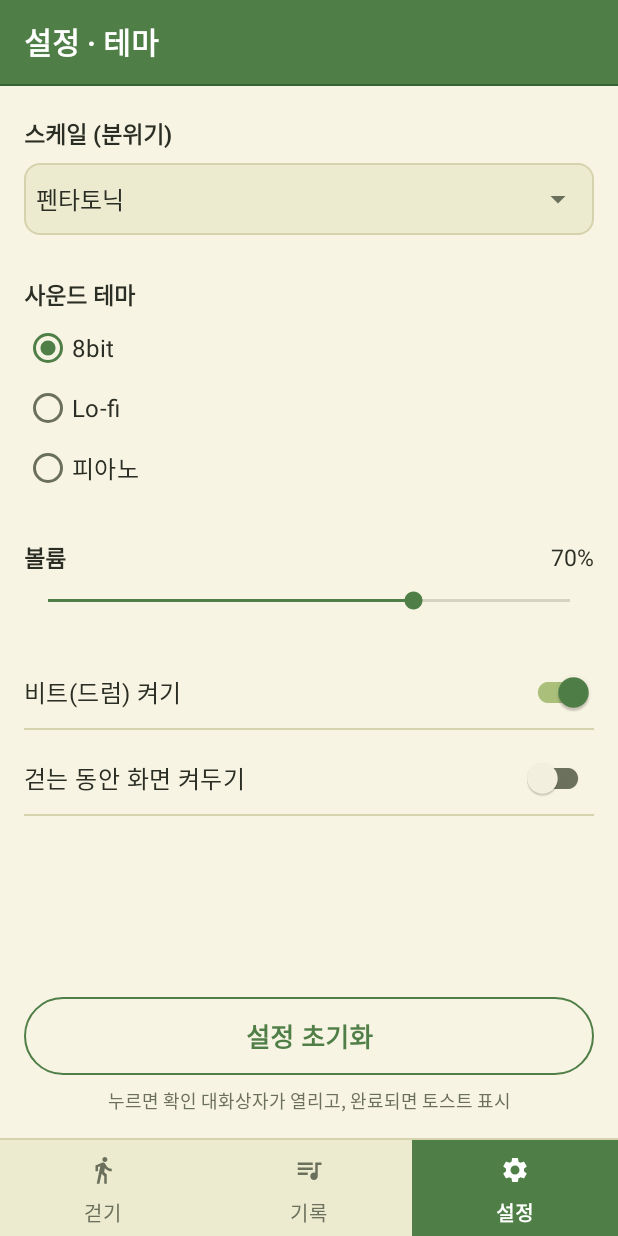
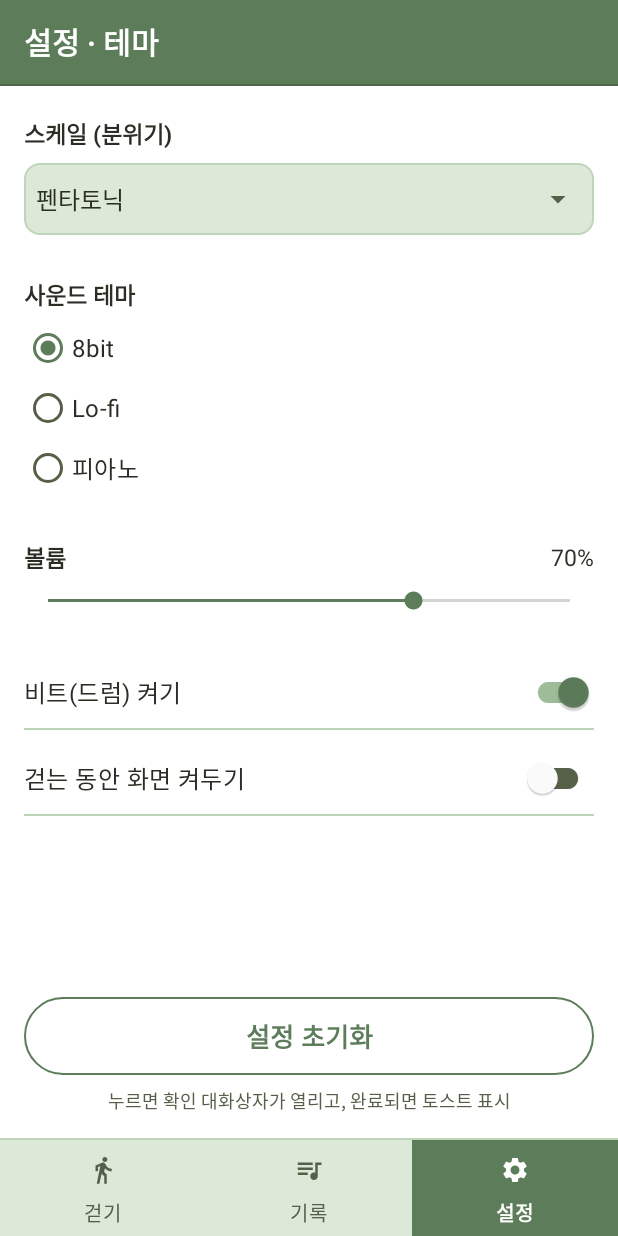
Before and after one commit to muonnon/Balmatchum, an Android app: the SettingsActivity screen opened directly, with no data from a screen before it, on a phone screen of 412 x 824 dp. Run offline under Robolectric (Android 15) with nearby library versions, the phone set to English and light mode, and no system bars.

Commit message:
style: 앱 색상을 흰 배경과 연한 회녹색 팔레트로 변경

```diff
--- a/app/src/main/res/color/switch_thumb.xml
+++ b/app/src/main/res/color/switch_thumb.xml
@@ -1,7 +1,7 @@
 <?xml version="1.0" encoding="utf-8"?>
 <!-- 스위치의 동그란 손잡이(thumb) 색 (SwitchCompat의 app:thumbTint에 사용)
      - 켜짐(state_checked): 주 색(녹색)
-     - 꺼짐: 아이보리 배경색 (회색 트랙 위에 밝은 동그라미) -->
+     - 꺼짐: 흰 배경색 (반투명한 회녹색 트랙 위에 흰 동그라미) -->
 <selector xmlns:android="http://schemas.android.com/apk/res/android">
     <item android:color="@color/bal_primary" android:state_checked="true" />
     <item android:color="@color/bal_background" />
--- a/app/src/main/res/color/switch_track.xml
+++ b/app/src/main/res/color/switch_track.xml
@@ -2,7 +2,7 @@
 <!-- 스위치의 길쭉한 막대(track) 색 (SwitchCompat의 app:trackTint에 사용)
      - 켜짐: 연한 보조 녹색 → 진한 녹색 손잡이가 잘 보임
      - 꺼짐: 보조 글자색. SwitchCompat는 트랙을 자동으로 반투명하게 그려서 실제로는 연한 회녹색으로 보임.
-             (처음엔 테두리 색 bal_outline을 썼는데, 반투명해지니 아이보리 배경에 거의 묻혀서
+             (처음엔 테두리 색 bal_outline을 썼는데, 반투명해지니 밝은 배경에 거의 묻혀서
               꺼진 스위치가 잘 안 보였음 → 한 단계 진한 색으로 바꿈) -->
 <selector xmlns:android="http://schemas.android.com/apk/res/android">
     <item android:color="@color/bal_secondary" android:state_checked="true" />
--- a/app/src/main/res/drawable/bg_panel.xml
+++ b/app/src/main/res/drawable/bg_panel.xml
@@ -4,6 +4,6 @@
 <shape xmlns:android="http://schemas.android.com/apk/res/android"
     android:shape="rectangle">
     <corners android:radius="16dp" />
-    <!-- bal_surface: 화면 배경(bal_background)보다 살짝 진한 베이지 녹색 -->
+    <!-- bal_surface: 화면 배경(bal_background)보다 살짝 진한 연한 회녹색 -->
     <solid android:color="@color/bal_surface" />
 </shape>
--- a/app/src/main/res/layout/activity_main.xml
+++ b/app/src/main/res/layout/activity_main.xml
@@ -13,7 +13,7 @@
          fitsSystemWindows 때문에 이 FrameLayout은 상태바·내비게이션바 높이만큼 안쪽 여백을 가져요.
          Android 15+에서는 앱이 상태바 뒤까지 그려지므로, 그 여백 부분에 이 배경색이 보여서 "상태바 색"이 돼요. -->
 
-<!-- 안쪽 내용 전체의 배경 = 화면 배경색(아이보리) -->
+<!-- 안쪽 내용 전체의 배경 = 화면 배경색(흰색) -->
 <LinearLayout
     android:layout_width="match_parent"
     android:layout_height="match_parent"
@@ -77,7 +77,7 @@
             android:background="@drawable/bg_panel" />
 
         <!-- 4. 큰 BPM 숫자 (72sp 굵게). includeFontPadding=false: 큰 글자 위아래의 쓸데없는 여백을 줄임.
-             글자색은 본문색(bal_text): 아이보리 배경 위에서 가장 또렷하게 보이는 색 -->
+             글자색은 본문색(bal_text): 흰 배경 위에서 가장 또렷하게 보이는 색 -->
         <TextView
             android:id="@+id/tvBpm"
             android:layout_width="match_parent"
--- a/app/src/main/res/layout/activity_settings.xml
+++ b/app/src/main/res/layout/activity_settings.xml
@@ -12,7 +12,7 @@
          fitsSystemWindows 때문에 이 FrameLayout은 상태바·내비게이션바 높이만큼 안쪽 여백을 가져요.
          Android 15+에서는 앱이 상태바 뒤까지 그려지므로, 그 여백 부분에 이 배경색이 보여서 "상태바 색"이 돼요. -->
 
-<!-- 안쪽 내용 전체의 배경 = 화면 배경색(아이보리) -->
+<!-- 안쪽 내용 전체의 배경 = 화면 배경색(흰색) -->
 <LinearLayout
     android:layout_width="match_parent"
     android:layout_height="match_parent"
@@ -159,7 +159,7 @@
 
         <!-- ───── 스위치 2개 (각 48dp + 아래 얇은 구분선) ───── -->
         <!-- SwitchCompat: 켜기/끄기 스위치. 글자(text)는 왼쪽, 스위치는 오른쪽.
-             thumbTint: 동그란 손잡이 색 (res/color/switch_thumb.xml: 켜짐 = 주 색, 꺼짐 = 아이보리)
+             thumbTint: 동그란 손잡이 색 (res/color/switch_thumb.xml: 켜짐 = 주 색, 꺼짐 = 흰색)
              trackTint: 길쭉한 막대 색  (res/color/switch_track.xml: 켜짐 = 보조 녹색, 꺼짐 = 보조 글자색) -->
         <androidx.appcompat.widget.SwitchCompat
             android:id="@+id/swBeat"
@@ -202,7 +202,7 @@
             android:minHeight="28dp" />
 
         <!-- ───── 설정 초기화: 가로 가득, 높이 52dp, 테두리만 있는 알약(cornerRadius 26dp = 높이 절반) ─────
-             배경이 투명한 버튼이라 흰 글자는 아이보리 배경에 묻힘 → 글자·테두리를 주 색(녹색)으로 칠함 -->
+             배경이 투명한 버튼이라 흰 글자는 흰 배경에 묻힘 → 글자·테두리를 주 색(녹색)으로 칠함 -->
         <com.google.android.material.button.MaterialButton
             android:id="@+id/btnReset"
             style="@style/Widget.Material3.Button.OutlinedButton"
--- a/app/src/main/res/layout/activity_song_list.xml
+++ b/app/src/main/res/layout/activity_song_list.xml
@@ -10,7 +10,7 @@
          fitsSystemWindows 때문에 이 FrameLayout은 상태바·내비게이션바 높이만큼 안쪽 여백을 가져요.
          Android 15+에서는 앱이 상태바 뒤까지 그려지므로, 그 여백 부분에 이 배경색이 보여서 "상태바 색"이 돼요. -->
 
-<!-- 안쪽 내용 전체의 배경 = 화면 배경색(아이보리) -->
+<!-- 안쪽 내용 전체의 배경 = 화면 배경색(흰색) -->
 <LinearLayout
     android:layout_width="match_parent"
     android:layout_height="match_parent"
--- a/app/src/main/res/layout/dialog_export_progress.xml
+++ b/app/src/main/res/layout/dialog_export_progress.xml
@@ -21,7 +21,9 @@
         android:textSize="15sp" />
 
     <!-- LinearProgressIndicator: Material의 가로 진행 막대.
-         max=100 → 0 ~ 100(%)으로 채움. indicatorColor = 채워진 부분(주 색), trackColor = 빈 부분(테두리 색)
+         max=100 → 0 ~ 100(%)으로 채움. indicatorColor = 채워진 부분(주 색),
+         trackColor = 빈 부분(res/color/progress_track.xml: 보조 글자색을 45%만 불투명하게.
+                      흰 배경에서 테두리 색은 너무 연해서 바꿨고, SeekBar의 빈 부분과 같은 느낌이 나요)
          trackCornerRadius: 막대 양 끝을 둥글게 (알약 모양 버튼들과 어울리게) -->
     <com.google.android.material.progressindicator.LinearProgressIndicator
         android:id="@+id/progressExport"
@@ -30,7 +32,7 @@
         android:layout_marginTop="16dp"
         android:max="100"
         app:indicatorColor="@color/bal_primary"
-        app:trackColor="@color/bal_outline"
+        app:trackColor="@color/progress_track"
         app:trackCornerRadius="4dp"
         app:trackThickness="8dp" />
 </LinearLayout>
--- a/app/src/main/res/values/colors.xml
+++ b/app/src/main/res/values/colors.xml
@@ -1,38 +1,48 @@
 <?xml version="1.0" encoding="utf-8"?>
-<!-- 앱 전체 색상 팔레트: "러닝 + 밝은 빈티지 녹색".
+<!-- 앱 전체 색상 팔레트: "흰 배경 + 연한 회녹색(세이지 그린)".
      레이아웃·drawable·테마·자바 코드는 #RRGGBB를 직접 쓰지 않고 여기 이름(@color/bal_xxx)만 참조해요.
      → 색을 바꾸고 싶으면 이 파일의 값만 고치면 앱 전체가 한꺼번에 바뀌어요.
-     자바 코드에서는 ContextCompat.getColor(context, R.color.bal_xxx)로 꺼내 써요. -->
+       (이번 팔레트 변경도 이 파일의 값만 바꿨고, 색 이름은 그대로 둬서 다른 파일은 고칠 필요가 없었어요)
+     자바 코드에서는 ContextCompat.getColor(context, R.color.bal_xxx)로 꺼내 써요.
+
+     밝기 순서(밝음 → 어두움): background(흰색) → surface → outline → secondary → primary → primary_dark
+     → 같은 녹색 계열을 단계별로 진하게 해서, 배경·표면·테두리·강조가 자연스럽게 구분되게 했어요. -->
 <resources>
-    <!-- 주 색(진한 녹색): 상단 바(Toolbar) 배경, 주 버튼(시작/다시 듣기) 배경, 선택된 하단 탭 칸,
-         비주얼라이저 가운데 점, BPM 그래프 선, 라디오·스위치·막대(SeekBar)의 켜진 색 -->
-    <color name="bal_primary">#4F7F47</color>
+    <!-- 주 색(차분한 회녹색): 상단 바(Toolbar) 배경, 주 버튼(시작/다시 듣기) 배경, 선택된 하단 탭 칸,
+         녹색 글자 버튼(내보내기 등 테두리 버튼의 글자·테두리), 비주얼라이저 가운데 점, BPM 그래프 선,
+         라디오·스위치 손잡이·막대(SeekBar)·진행 막대의 켜진(채워진) 색.
+         흰 글자를 올려도 잘 읽힐 만큼 진한 값으로 골랐어요. -->
+    <color name="bal_primary">#5C7C5A</color>
 
     <!-- 주 색보다 더 진한 녹색: 상태바 영역, 버튼을 누르고 있을 때(눌림 상태), 상단 바 아래 구분선 -->
-    <color name="bal_primary_dark">#386134</color>
+    <color name="bal_primary_dark">#4A6849</color>
 
-    <!-- 보조 색(연한 올리브 녹색): 비주얼라이저의 퍼지는 파동 링, BPM 그래프 선 아래 채우기(보조색),
+    <!-- 보조 색(중간 밝기 회녹색): 비주얼라이저의 퍼지는 파동 링, BPM 그래프 선 아래 채우기,
          켜진 스위치의 트랙(막대 부분) -->
-    <color name="bal_secondary">#A9BF7A</color>
+    <color name="bal_secondary">#9FBC98</color>
 
-    <!-- 화면 배경(따뜻한 아이보리): 모든 화면의 바탕, 대화상자 배경, 곡 카드 안 아이콘 상자 -->
-    <color name="bal_background">#F8F4E3</color>
+    <!-- 화면 배경(흰색): 모든 화면의 바탕, 대화상자 배경, 곡 카드 안 아이콘 상자, 꺼진 스위치 손잡이 -->
+    <color name="bal_background">#FFFFFF</color>
 
-    <!-- 표면 색(연한 베이지 녹색): 카드(곡 목록), 패널(비주얼라이저·그래프 영역), 통계 타일, 칩, 하단 탭 바, 정렬·스케일 선택 상자 -->
-    <color name="bal_surface">#ECEBCF</color>
+    <!-- 표면 색(아주 연한 회녹색): 패널(비주얼라이저·그래프 영역), 카드(곡 목록), 통계 타일, 칩,
+         하단 탭 바탕, 정렬·스케일 선택 상자 -->
+    <color name="bal_surface">#DDE9D8</color>
 
-    <!-- 테두리·격자 색(bal_surface보다 약간 어두운 색): 카드·칩·타일 테두리, 화면 구분선,
-         BPM 그래프 격자선, 비주얼라이저 안내 동심원 -->
-    <color name="bal_outline">#D5D3AE</color>
+    <!-- 테두리·격자 색(bal_surface보다 한 단계 진한 회녹색): 카드·칩·타일·패널 테두리, 화면 구분선,
+         BPM 그래프 격자선, 비주얼라이저 안내 동심원.
+         배경이 흰색이라 표면색만으로는 경계가 흐릿할 수 있어서, 이 테두리로 경계를 또렷하게 해요. -->
+    <color name="bal_outline">#BFD5B8</color>
 
-    <!-- 본문 글자(거의 검은 올리브색): 배경·카드 위의 일반 글자, 큰 BPM 숫자, 제목 -->
+    <!-- 본문 글자(거의 검은 녹갈색): 배경·카드 위의 일반 글자, 큰 BPM 숫자, 제목 -->
     <color name="bal_text">#2B2E24</color>
 
-    <!-- 보조 글자(회갈색): 설명 글, 날짜, 타일 라벨, 선택 안 된 하단 탭, 그래프 BPM 숫자, 막대(SeekBar)의 빈 부분, 꺼진 스위치 트랙 -->
-    <color name="bal_text_sub">#6B705C</color>
+    <!-- 보조 글자(진한 회녹색): 설명 글, 날짜, 타일 라벨, 선택 안 된 하단 탭, 그래프 BPM 숫자,
+         막대(SeekBar)·진행 막대의 빈 부분, 꺼진 스위치 트랙, 선택 안 된 라디오 동그라미.
+         (빈 부분·꺼진 트랙은 반투명하게 그려져서 실제로는 연한 회색빛 녹색으로 보여요) -->
+    <color name="bal_text_sub">#566049</color>
 
-    <!-- 강조 색(테라코타 주황): 걷는 중 표시(비주얼라이저), 삭제 버튼, 그래프의 재생 위치 막대, 오류 색 -->
-    <color name="bal_accent">#D07A4A</color>
+    <!-- 강조 색(진한 주황 갈색): 삭제 버튼, 걷는 중 점(비주얼라이저), 그래프의 재생 위치 막대, 오류 색 -->
+    <color name="bal_accent">#B85A30</color>
 
     <!-- 흰색: 녹색 배경(상단 바, 주 버튼, 선택된 하단 탭) 위의 글자와 아이콘 -->
     <color name="white">#FFFFFFFF</color>
--- a/app/src/main/res/values/themes.xml
+++ b/app/src/main/res/values/themes.xml
@@ -40,7 +40,7 @@
         <item name="colorSurfaceContainerLowest">@color/bal_background</item>
         <item name="colorSurfaceContainerLow">@color/bal_background</item>
         <item name="colorSurfaceContainer">@color/bal_surface</item>
-        <!-- Material 대화상자 계열이 배경으로 쓰는 칸 → 아이보리 배경
+        <!-- Material 대화상자 계열이 배경으로 쓰는 칸 → 흰 배경
              (참고: 지금 쓰는 androidx AlertDialog는 이 값과 상관없이 흰 배경으로 나옴. 글자는 잘 보여서 그대로 둠) -->
         <item name="colorSurfaceContainerHigh">@color/bal_background</item>
         <item name="colorSurfaceContainerHighest">@color/bal_surface</item>
```
Also changed, not shown: app/src/main/res/color/progress_track.xml (added, +17 -0 lines), app/src/main/res/layout/activity_song_detail.xml (+4 -4 lines), 1 other file.
